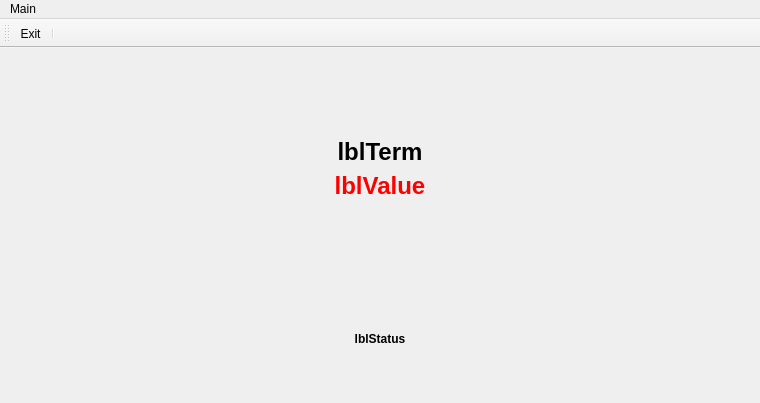
Above: Ui/Trainer.ui from skynowa/iTeacher before the change. Below: the same form after it.
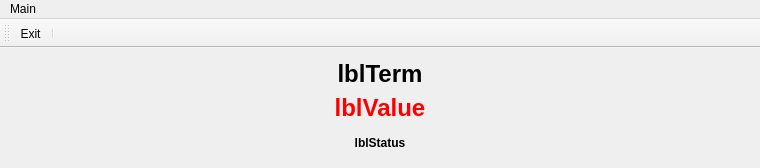
That is the form after the change. Icons and pictures are not drawn.

Commit message: trainer-impl: Trainer.ui [1+/1-] - impl

```diff
--- a/Ui/Trainer.ui
+++ b/Ui/Trainer.ui
@@ -7,7 +7,7 @@
     <x>0</x>
     <y>0</y>
     <width>760</width>
-    <height>403</height>
+    <height>168</height>
    </rect>
   </property>
   <property name="windowIcon">
```
